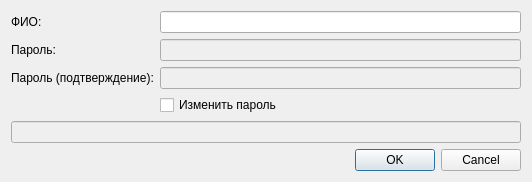
This is gui/dlgusereditor.ui in federicovalenso/manoMdcTicketsServer as Qt 5 draws it before an edit. The edited form follows.
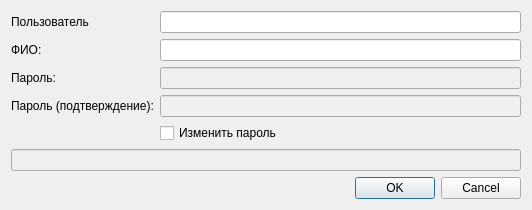
This is the edited form.

Commit message: Fixed bugs of editing/adding users Add new column in users table Added lineEdit in user-edit dialog for editing user name Fixed bugs of submitting edited information

What changed in the file:
```diff
--- a/gui/dlgusereditor.ui
+++ b/gui/dlgusereditor.ui
@@ -7,7 +7,7 @@
     <x>0</x>
     <y>0</y>
     <width>532</width>
-    <height>178</height>
+    <height>206</height>
    </rect>
   </property>
   <property name="windowTitle">
@@ -16,34 +16,34 @@
   <layout class="QVBoxLayout" name="verticalLayout">
    <item>
     <layout class="QFormLayout" name="formLayout">
-     <item row="0" column="0">
+     <item row="1" column="0">
       <widget class="QLabel" name="lblName">
        <property name="text">
         <string>ФИО:</string>
        </property>
       </widget>
      </item>
-     <item row="0" column="1">
+     <item row="1" column="1">
       <widget class="QLineEdit" name="leName"/>
      </item>
-     <item row="1" column="0">
+     <item row="2" column="0">
       <widget class="QLabel" name="lblPass1">
        <property name="text">
         <string>Пароль:</string>
        </property>
       </widget>
      </item>
-     <item row="1" column="1">
-      <widget class="QLineEdit" name="lePass1">
-       <property name="enabled">
-        <bool>false</bool>
-       </property>
-       <property name="echoMode">
-        <enum>QLineEdit::Password</enum>
-       </property>
-      </widget>
-     </item>
      <item row="2" column="1">
+      <widget class="QLineEdit" name="lePass1">
+       <property name="enabled">
+        <bool>false</bool>
+       </property>
+       <property name="echoMode">
+        <enum>QLineEdit::Password</enum>
+       </property>
+      </widget>
+     </item>
+     <item row="3" column="1">
       <widget class="QLineEdit" name="lePass2">
        <property name="enabled">
         <bool>false</bool>
@@ -53,14 +53,14 @@
        </property>
       </widget>
      </item>
-     <item row="2" column="0">
+     <item row="3" column="0">
       <widget class="QLabel" name="lblPass2">
        <property name="text">
         <string>Пароль (подтверждение):</string>
        </property>
       </widget>
      </item>
-     <item row="3" column="1">
+     <item row="4" column="1">
       <widget class="QCheckBox" name="cbChangePass">
        <property name="text">
         <string>Изменить пароль</string>
@@ -70,6 +70,16 @@
        </property>
       </widget>
      </item>
+     <item row="0" column="0">
+      <widget class="QLabel" name="lblUser">
+       <property name="text">
+        <string>Пользователь</string>
+       </property>
+      </widget>
+     </item>
+     <item row="0" column="1">
+      <widget class="QLineEdit" name="leUser"/>
+     </item>
     </layout>
    </item>
    <item>
```
Left out of the diff: 16 changed lines with no effect on the pictures. The commit also changes 14 other files.
